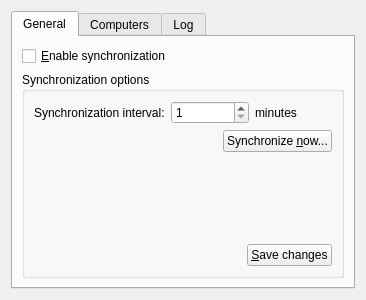
First picture: the form in configwidget.ui, repository KDE/ksecrets, before the edit.
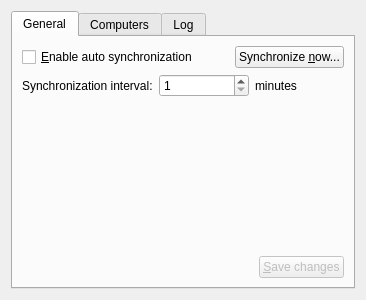
Second picture: the form after the edit. The open tabs and pages were chosen to show the change. Custom widgets are drawn as their Qt base class.

Commit message: KSecretSync synchronization jobs skeleton created

What changed in the file:
```diff
--- a/configwidget.ui
+++ b/configwidget.ui
@@ -23,20 +23,38 @@
       <attribute name="title">
        <string>General</string>
       </attribute>
-      <layout class="QVBoxLayout" name="verticalLayout_4">
-       <item>
-        <widget class="QCheckBox" name="_enableSync">
-         <property name="text">
-          <string>&amp;Enable synchronization</string>
-         </property>
-        </widget>
-       </item>
-       <item>
-        <widget class="QGroupBox" name="_synchronizationGroup">
-         <property name="title">
-          <string>Synchronization options</string>
-         </property>
          <layout class="QVBoxLayout" name="verticalLayout_3">
+       <item>
+        <layout class="QHBoxLayout" name="horizontalLayout_3">
+         <item>
+          <widget class="QCheckBox" name="_enableSync">
+           <property name="text">
+            <string>&amp;Enable auto synchronization</string>
+           </property>
+          </widget>
+         </item>
+         <item>
+          <spacer name="horizontalSpacer">
+           <property name="orientation">
+            <enum>Qt::Horizontal</enum>
+           </property>
+           <property name="sizeHint" stdset="0">
+            <size>
+             <width>40</width>
+             <height>20</height>
+            </size>
+           </property>
+          </spacer>
+         </item>
+         <item>
+          <widget class="QPushButton" name="_synchronizeNowBtn">
+           <property name="text">
+            <string>Synchronize &amp;now...</string>
+           </property>
+          </widget>
+         </item>
+        </layout>
+       </item>
           <item>
            <layout class="QHBoxLayout" name="horizontalLayout_2">
             <item>
@@ -65,30 +83,6 @@
             </item>
            </layout>
           </item>
-          <item>
-           <layout class="QHBoxLayout" name="horizontalLayout_3">
-            <item>
-             <spacer name="horizontalSpacer">
-              <property name="orientation">
-               <enum>Qt::Horizontal</enum>
-              </property>
-              <property name="sizeHint" stdset="0">
-               <size>
-                <width>40</width>
-                <height>20</height>
-               </size>
-              </property>
-             </spacer>
-            </item>
-            <item>
-             <widget class="QPushButton" name="_synchronizeNowBtn">
-              <property name="text">
-               <string>Synchronize &amp;now...</string>
-              </property>
-             </widget>
-            </item>
-           </layout>
-          </item>
           <item>
            <spacer name="verticalSpacer_2">
             <property name="orientation">
@@ -97,7 +91,7 @@
             <property name="sizeHint" stdset="0">
              <size>
               <width>20</width>
-              <height>111</height>
+           <height>166</height>
              </size>
             </property>
            </spacer>
@@ -119,6 +113,9 @@
             </item>
             <item>
              <widget class="KPushButton" name="_saveGeneralChangesBtn">
+           <property name="enabled">
+            <bool>false</bool>
+           </property>
               <property name="text">
                <string>&amp;Save changes</string>
               </property>
@@ -128,9 +125,6 @@
           </item>
          </layout>
         </widget>
-       </item>
-      </layout>
-     </widget>
      <widget class="QWidget" name="_computersTab">
       <attribute name="title">
        <string>Computers</string>
```
Left out of the diff: 79 changed lines with no effect on the pictures. Lines whose indentation alone changed are shown as unchanged. The commit also changes 9 other files.
